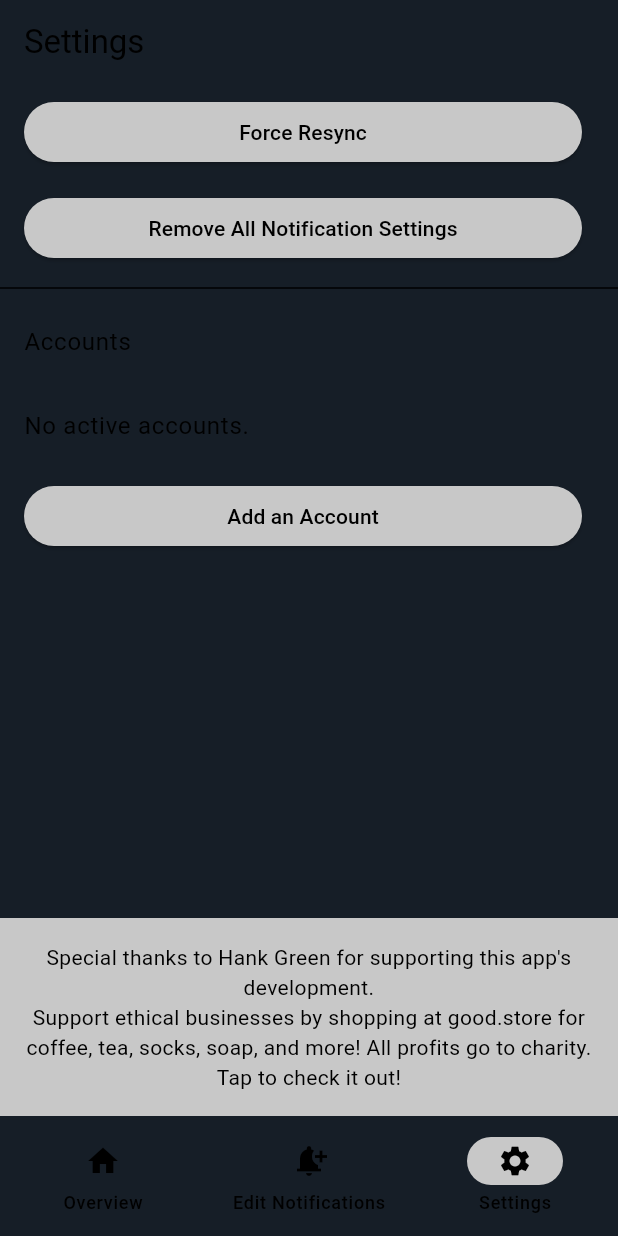
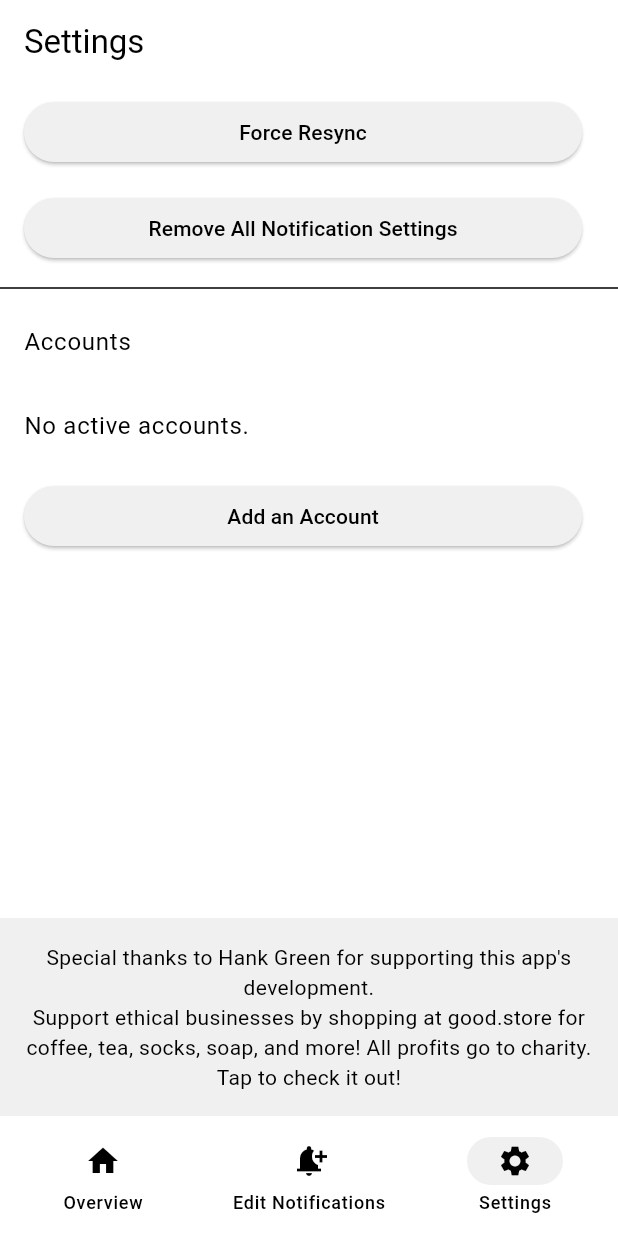
Before and after one commit to austinwitherspoon/BlueNotify, a Flutter app: the screen it shows after launch, item 3 of the bottom bar chosen, on a phone screen of 412 x 824 dp. Run offline on Flutter 3.47's test engine with Material 3 defaults, Android fonts, the phone set to English and light mode, and no system bars; our stand-ins replace cloud_firestore, firebase_core, firebase_messaging, shared_preferences; missing offline and left inert: bluesky; accounts and stored records are empty.

Commit message:
Fix light mode

```diff
--- a/lib/main.dart
+++ b/lib/main.dart
@@ -104,9 +104,9 @@ class _Application extends State<Application> with WidgetsBindingObserver {
     final lightModeScheme = ColorScheme.light(
       primary: flutterBlue,
       onPrimary: Colors.white,
-      secondary: Color.fromARGB(255, 200, 200, 200),
+      secondary: Color.fromARGB(255, 240, 240, 240),
       onSecondary: Colors.black,
-      surface: const Color.fromARGB(255, 22, 30, 39),
+      surface: const Color.fromARGB(255, 255, 255, 255),
     );
 
     final darkModeScheme = ColorScheme.dark(
```
